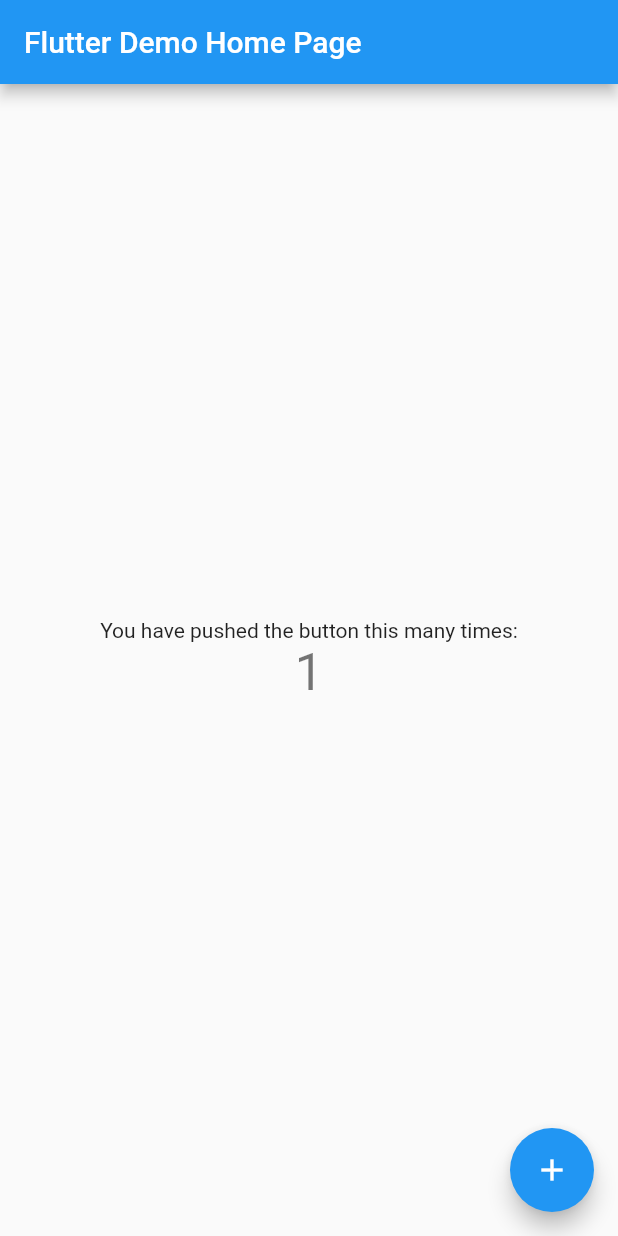
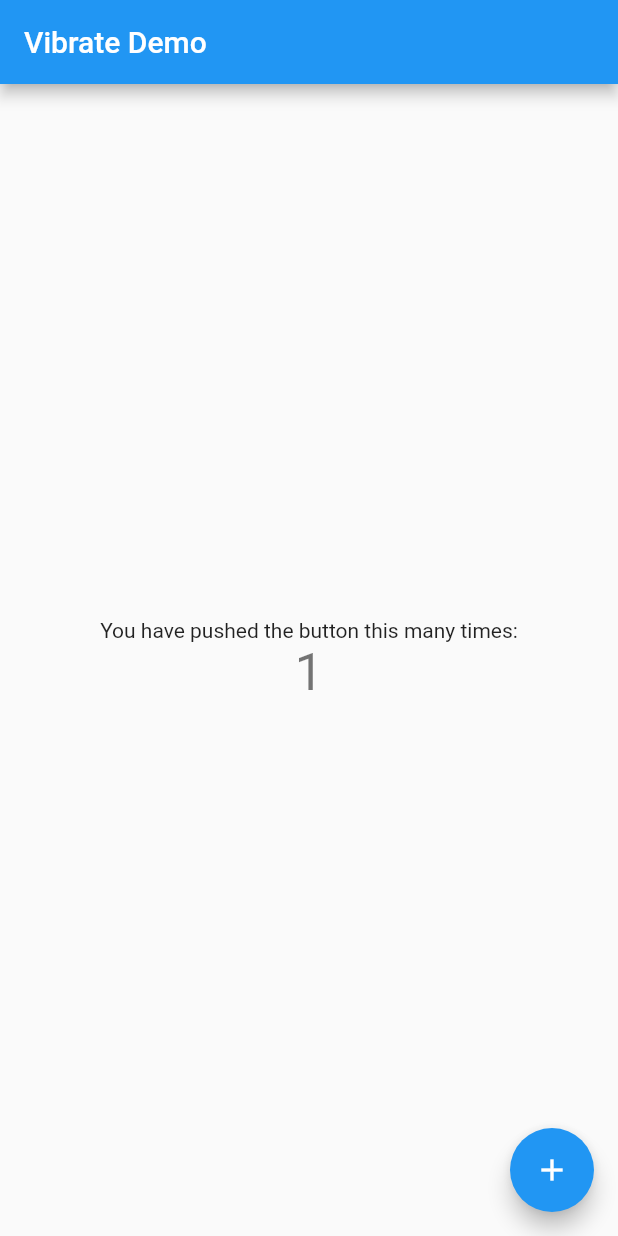
Before and after one commit to dev-bros-official/haptic_feedback_demo, a Flutter app: the MyHomePage screen opened directly, after a tap on the "add" icon, on a phone screen of 412 x 824 dp. Run offline on Flutter 3.47's test engine with Material 2 defaults, Android fonts, the phone set to English and light mode, and no system bars.

Commit message:
performed demo

```diff
--- a/lib/main.dart
+++ b/lib/main.dart
@@ -9,12 +9,12 @@ class MyApp extends StatelessWidget {
   @override
   Widget build(BuildContext context) {
     return MaterialApp(
-      title: 'Flutter Demo',
+      title: 'Vibrate Demo',
       theme: ThemeData(
         primarySwatch: Colors.blue,
         visualDensity: VisualDensity.adaptivePlatformDensity,
       ),
-      home: MyHomePage(title: 'Flutter Demo Home Page'),
+      home: MyHomePage(title: 'Vibrate Demo'),
     );
   }
 }
@@ -32,6 +32,7 @@ class _MyHomePageState extends State<MyHomePage> {
   int _counter = 0;
 
   void _incrementCounter() {
+    HapticFeedback.lightImpact();
     setState(() {
       _counter++;
     });
```
